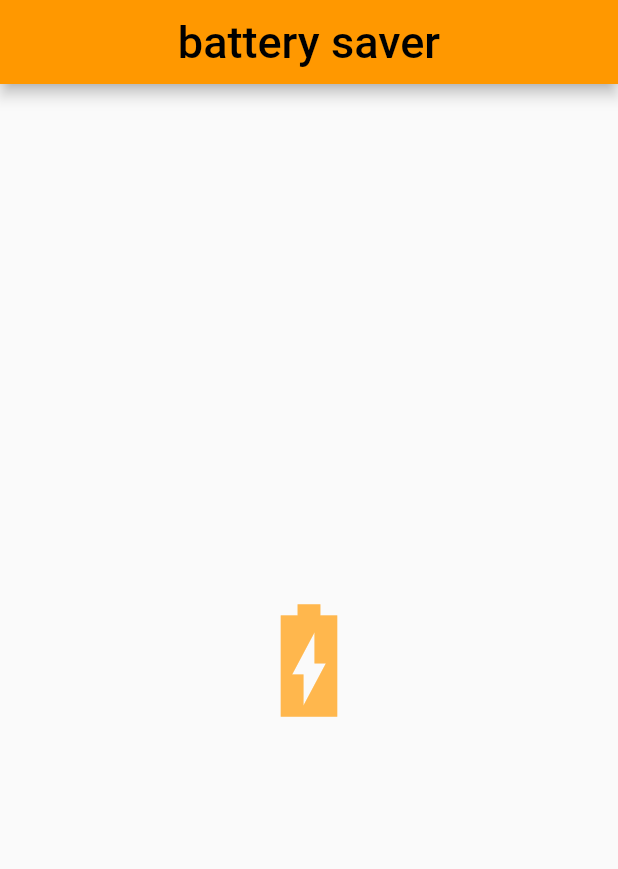
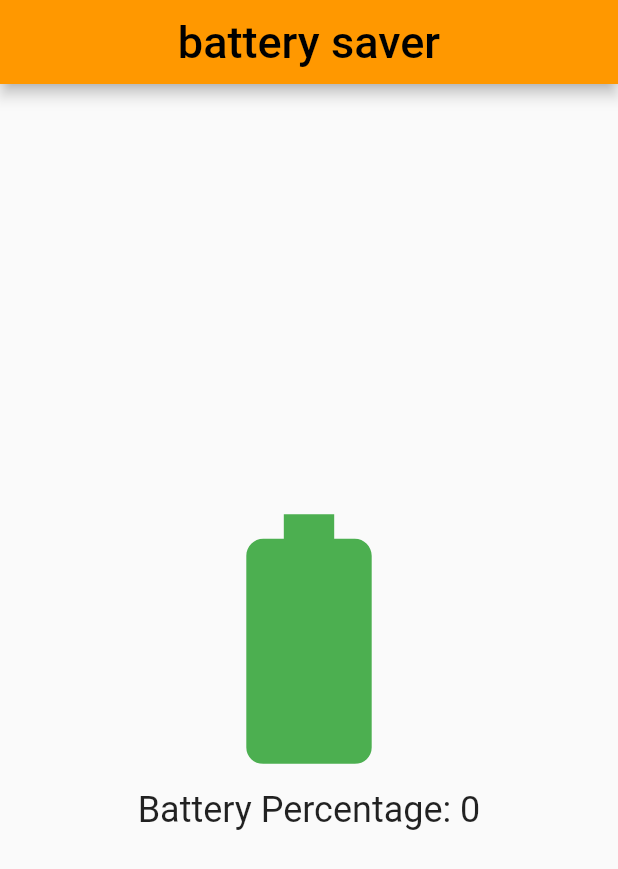
Before and after one commit to Parisa-arabi/Battery, a Flutter app: the first screen one second after launch, on a phone screen of 412 x 824 dp. Shown: the top 869 px of the screen. Run offline on Flutter 3.47's test engine with Material 2 defaults, Android fonts, the phone set to English and light mode, and no system bars; our stand-ins replace battery_plus; missing offline and left inert: android_alarm_manager_plus, flutter_ringtone_player.

Commit message:
battery states are made

```diff
--- a/lib/main.dart
+++ b/lib/main.dart
@@ -1,7 +1,12 @@
 import 'package:flutter/material.dart';
 import 'package:battery_plus/battery_plus.dart';
 import 'dart:async';
-void main ()=> runApp(battery());
+import 'package:android_alarm_manager_plus/android_alarm_manager_plus.dart';
+import 'package:flutter_ringtone_player/flutter_ringtone_player.dart';
+void main () async {
+  runApp(battery());
+ await AndroidAlarmManager.initialize();
+}
 class battery extends StatefulWidget {
   @override
   State<battery> createState() => _batteryState();
@@ -25,6 +30,66 @@ void getBatteryPerentage() async {
 
   setState(() {});
 }
+void getBatteryState() {
+  streamSubscription = battery.onBatteryStateChanged.listen((state) {
+    batteryState = state;
+
+    setState(() {
+    });
+  });
+}
+Widget BatteryBuild(BatteryState state) {
+  switch (state) {
+  // first case is for battery full state
+  // then it will show green in color
+    case BatteryState.full:
+    // ignore: sized_box_for_whitespace
+      return Container(
+        width: 200,
+        height: 200,
+        // ignore: prefer_const_constructors
+        child: (Icon(
+          Icons.battery_full,
+          size: 200,
+          color: Colors.green,
+        )),
+      );
+
+  // Second case is when battery is charging
+  // then it will show blue in color
+    case BatteryState.charging:
+    // ignore: sized_box_for_whitespace
+      return Container(
+        width: 200,
+        height: 200,
+
+        // ignore: prefer_const_constructors
+        child: (Icon(
+          Icons.battery_charging_full,
+          size: 200,
+          color: Colors.blue,
+        )),
+      );
+
+  // third case is when the battery is
+  // discharged then it will show red in color
+    case BatteryState.discharging:
+    default:
+
+    // ignore: sized_box_for_whitespace
+      return Container(
+        width: 200,
+        height: 200,
+
+        // ignore: prefer_const_constructors
+        child: (Icon(
+          Icons.battery_alert,
+          size: 200,
+          color: Colors.red,
+        )),
+      );
+  }
+}
   @override
   Widget build(BuildContext context) {
     return MaterialApp(
@@ -43,19 +108,24 @@ void getBatteryPerentage() async {
         ),
         body: Container(
           child: Center(
-            child: Row(
+            child: Column(
               mainAxisAlignment: MainAxisAlignment.center,
               children: <Widget>[
-                IconButton(icon: Icon(Icons.battery_charging_full_sharp),
-                  onPressed: () { print('worked');},
-                  iconSize: 90,
-                  color: Colors.orange[300],
+                BatteryBuild(batteryState),
+                Text('Battery Percentage: $percentage',
+                  style: const TextStyle(
+                      fontSize: 24
+                  ),
                 ),
-              ],
+                ],
             ),
           ),
         ),
       ),
     );
+
   }
 }
+void firealaram(){
+print('ALARM FIRED ${DateTime.now()}');
+}
--- a/pubspec.yaml
+++ b/pubspec.yaml
@@ -29,6 +29,8 @@ environment:
 dependencies:
   flutter:
     sdk: flutter
+  flutter_ringtone_player: ^3.2.0
+  android_alarm_manager_plus: ^2.0.6
   cupertino_icons: ^1.0.2
   battery_plus:
 
```
Also changed, not shown: pubspec.lock, 1 other file.
